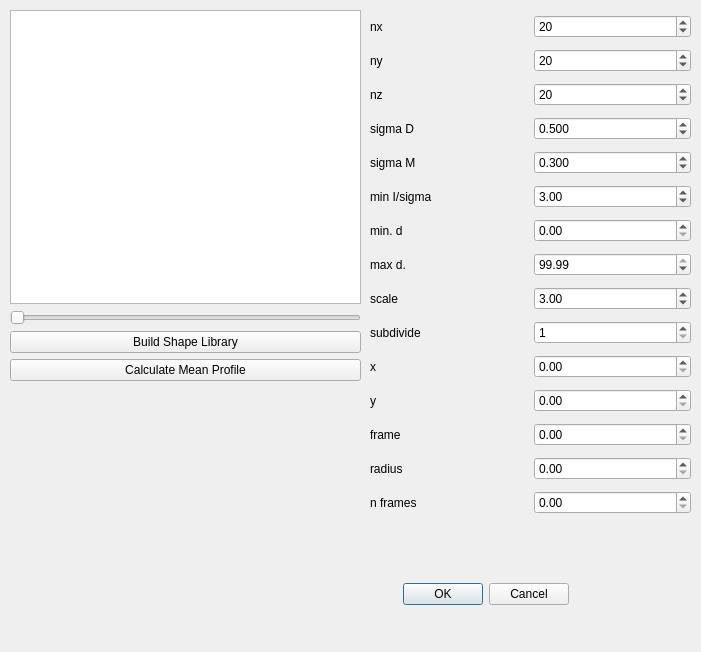
First picture: the form in apps/nsxqt/ui/ProfileFitDialog.ui, repository k61n/openhkl, before the edit.
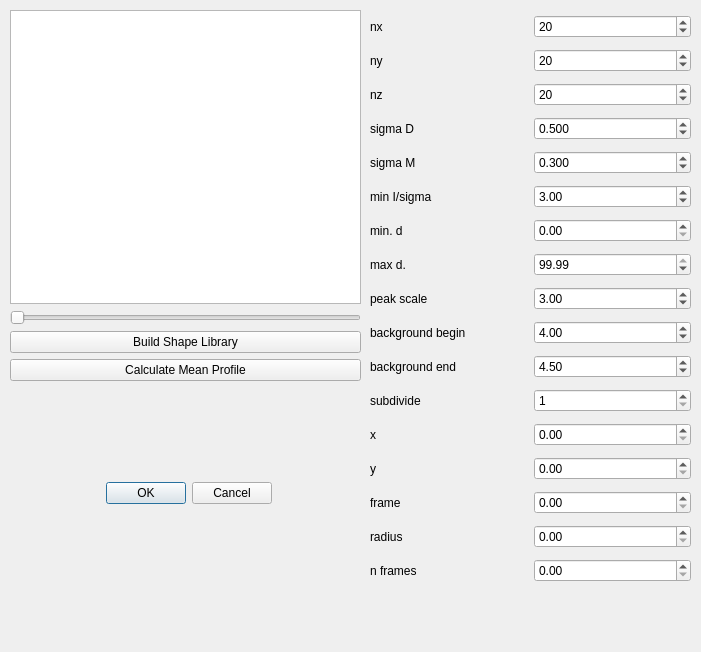
Second picture: the form after the edit.

```diff
--- a/apps/nsxqt/ui/ProfileFitDialog.ui
+++ b/apps/nsxqt/ui/ProfileFitDialog.ui
@@ -19,10 +19,20 @@
      <x>370</x>
      <y>10</y>
      <width>321</width>
-     <height>521</height>
+     <height>591</height>
     </rect>
    </property>
    <layout class="QGridLayout" name="gridLayout_2">
+    <item row="10" column="1">
+     <widget class="QDoubleSpinBox" name="bkgEnd">
+      <property name="singleStep">
+       <double>0.100000000000000</double>
+      </property>
+      <property name="value">
+       <double>4.500000000000000</double>
+      </property>
+     </widget>
+    </item>
     <item row="8" column="1">
      <widget class="QDoubleSpinBox" name="scale">
       <property name="singleStep">
@@ -36,7 +46,7 @@
     <item row="8" column="0">
      <widget class="QLabel" name="label_7">
       <property name="text">
-       <string>scale</string>
+       <string>peak scale</string>
       </property>
      </widget>
     </item>
@@ -145,14 +155,14 @@
       </property>
      </widget>
     </item>
-    <item row="9" column="1">
+    <item row="11" column="1">
      <widget class="QSpinBox" name="subdivide">
       <property name="minimum">
        <number>1</number>
       </property>
      </widget>
     </item>
-    <item row="9" column="0">
+    <item row="11" column="0">
      <widget class="QLabel" name="label_8">
       <property name="text">
        <string>subdivide</string>
@@ -199,76 +209,100 @@
       </property>
      </widget>
     </item>
-    <item row="12" column="0">
+    <item row="14" column="0">
      <widget class="QLabel" name="label_13">
       <property name="text">
        <string>frame</string>
       </property>
      </widget>
     </item>
-    <item row="11" column="0">
+    <item row="13" column="0">
      <widget class="QLabel" name="label_12">
       <property name="text">
        <string>y</string>
       </property>
      </widget>
     </item>
-    <item row="13" column="0">
+    <item row="15" column="0">
      <widget class="QLabel" name="label_14">
       <property name="text">
        <string>radius</string>
       </property>
      </widget>
     </item>
-    <item row="10" column="0">
+    <item row="12" column="0">
      <widget class="QLabel" name="label_11">
       <property name="text">
        <string>x</string>
       </property>
      </widget>
     </item>
-    <item row="14" column="0">
+    <item row="16" column="0">
      <widget class="QLabel" name="label_15">
       <property name="text">
        <string>n frames</string>
       </property>
      </widget>
     </item>
-    <item row="10" column="1">
+    <item row="12" column="1">
      <widget class="QDoubleSpinBox" name="x">
       <property name="singleStep">
        <double>0.010000000000000</double>
       </property>
      </widget>
     </item>
-    <item row="11" column="1">
+    <item row="13" column="1">
      <widget class="QDoubleSpinBox" name="y">
       <property name="singleStep">
        <double>0.010000000000000</double>
       </property>
      </widget>
     </item>
-    <item row="12" column="1">
+    <item row="14" column="1">
      <widget class="QDoubleSpinBox" name="frame">
       <property name="singleStep">
        <double>0.010000000000000</double>
       </property>
      </widget>
     </item>
-    <item row="13" column="1">
+    <item row="15" column="1">
      <widget class="QDoubleSpinBox" name="radius">
       <property name="singleStep">
        <double>0.010000000000000</double>
       </property>
      </widget>
     </item>
-    <item row="14" column="1">
+    <item row="16" column="1">
      <widget class="QDoubleSpinBox" name="nframes">
       <property name="singleStep">
        <double>0.010000000000000</double>
       </property>
      </widget>
     </item>
+    <item row="9" column="1">
+     <widget class="QDoubleSpinBox" name="bkgBegin">
+      <property name="singleStep">
+       <double>0.100000000000000</double>
+      </property>
+      <property name="value">
+       <double>4.000000000000000</double>
+      </property>
+     </widget>
+    </item>
+    <item row="9" column="0">
+     <widget class="QLabel" name="label_16">
+      <property name="text">
+       <string>background begin</string>
+      </property>
+     </widget>
+    </item>
+    <item row="10" column="0">
+     <widget class="QLabel" name="label_17">
+      <property name="text">
+       <string>background end</string>
+      </property>
+     </widget>
+    </item>
    </layout>
   </widget>
   <widget class="QWidget" name="gridLayoutWidget">
@@ -310,10 +344,10 @@
   <widget class="QDialogButtonBox" name="buttonBox">
    <property name="geometry">
     <rect>
-     <x>220</x>
-     <y>580</y>
-     <width>349</width>
-     <height>28</height>
+     <x>80</x>
+     <y>480</y>
+     <width>192</width>
+     <height>27</height>
     </rect>
    </property>
    <property name="orientation">
```
Left out of the diff: 2 changed lines with no effect on the pictures.
